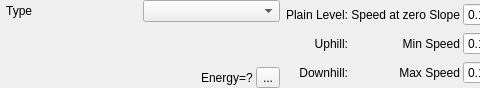
The window that src/qmapshack/gis/trk/filter/IFilterSpeedCycle.ui (Maproom/qmapshack) describes before a commit, drawn with Qt 5; both pictures show x 0 to 480 and y 0 to 88 of the 697 by 88 pixel window.
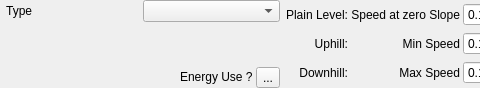
The same window after the commit. Icons and pictures are not drawn.

Commit message: GUI setup finalized.

What changed in the file:
```diff
--- a/src/qmapshack/gis/trk/filter/IFilterSpeedCycle.ui
+++ b/src/qmapshack/gis/trk/filter/IFilterSpeedCycle.ui
@@ -99,7 +99,7 @@
          <item>
           <widget class="QLabel" name="labelEnergy">
            <property name="text">
-            <string>Energy=?</string>
+            <string>&lt;html&gt;&lt;head/&gt;&lt;body&gt;&lt;p&gt;Energy Use ?&lt;/p&gt;&lt;/body&gt;&lt;/html&gt;</string>
            </property>
           </widget>
          </item>
```
Left out of the diff: 5 changed lines with no effect on the pictures. The commit also changes 7 other files.
